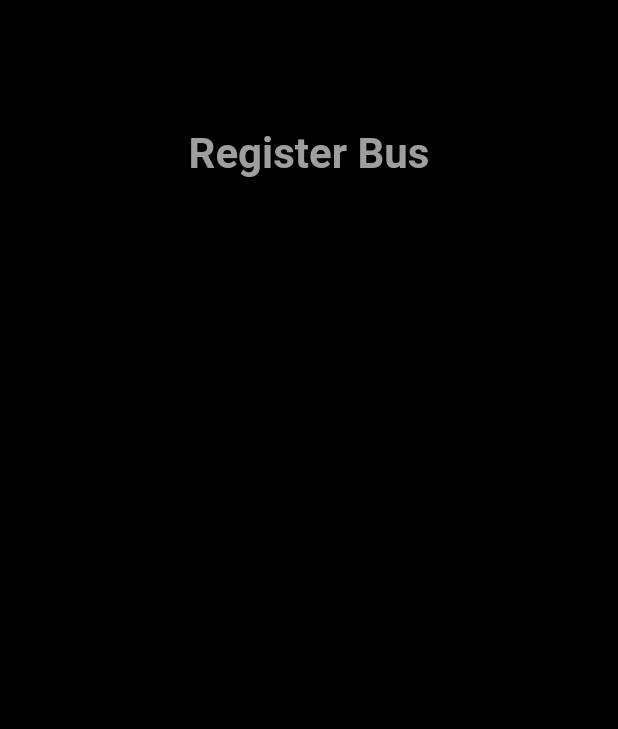
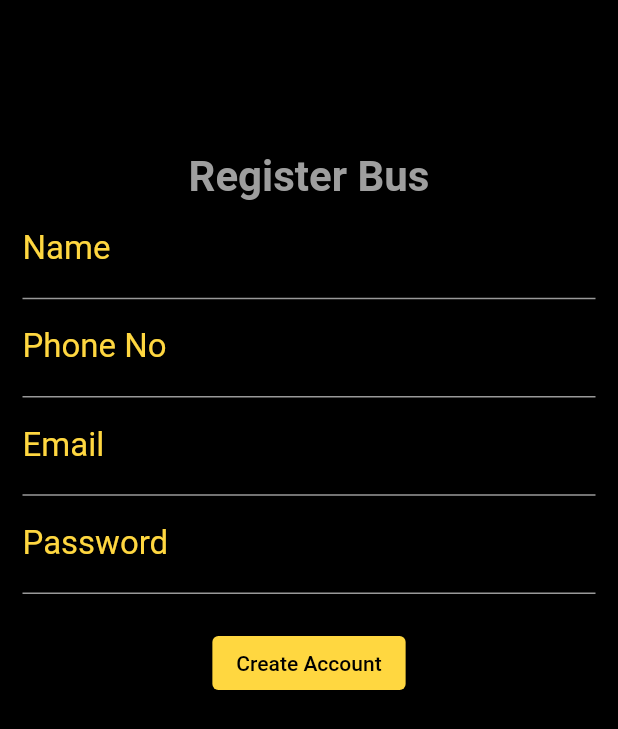
Before and after one commit to TheMystic07/HimYatri, a Flutter app: the screen it shows after launch, on a phone screen of 412 x 824 dp. Shown: the top 729 px of the screen. Run offline on Flutter 3.47's test engine with Material 2 defaults, Android fonts, the light colour scheme and no system bars; missing offline and left inert: dart:html.

Commit message:
Desgined a  Signup Page(Backend Process Pending)

```diff
--- a/conductor_app/lib/main.dart
+++ b/conductor_app/lib/main.dart
@@ -13,7 +13,7 @@ void main() async {
 }
 
 class MyApp extends StatefulWidget {
-  final Widget? child; // wtf  if null safety
+  final Widget? child; // wtf  is null safety
   // bhenco pta nahi par yeh ! aur ? uske liye hi hai , ki jo input aa  rha voh null na hoo
   //achha hai par mere 2 ghanthe  mujeh vapis dedo
   const MyApp({super.key, this.child});
--- a/conductor_app/lib/pages/signUpScreen/signup.dart
+++ b/conductor_app/lib/pages/signUpScreen/signup.dart
@@ -1,3 +1,5 @@
+import 'dart:html';
+
 import 'package:flutter/material.dart';
 
 class SignUpScreen extends StatefulWidget {
@@ -8,29 +10,32 @@ class SignUpScreen extends StatefulWidget {
 }
 
 class _SignUpScreenState extends State<SignUpScreen> {
-  TextEditingController? nameTextEditingController;
-  TextEditingController? phoneTextEditingController;
-  TextEditingController? emailTextEditingController;
-  TextEditingController? passwordTextEditingController;
+  TextEditingController? nameTextEditingController = TextEditingController();
+  TextEditingController? phoneTextEditingController = TextEditingController();
+  TextEditingController? emailTextEditingController = TextEditingController();
+  TextEditingController? passwordTextEditingController =
+      TextEditingController();
   // TextEditingController? nameTextEditingController;
 
   @override
   Widget build(BuildContext context) {
-    return const Scaffold(
+    return Scaffold(
       backgroundColor: Colors.black,
       body: SingleChildScrollView(
+          child: Padding(
+        padding: const EdgeInsets.all(15.0),
         child: Column(
           children: [
-          //Dear Future Front end Team , i am working on the core functunality of this is signup page
+            //Dear Future Front-end Team , i am working on the core functunality of this is signup page
             //so please add the design juice and sheo your creativity on the project
             //add image for logo , add animations, add anything ,your wish
             //! And Dear Future Backend Team Or Me , I am Sorry bro , in my defence , mai thakka hua hu
             //toh gande code ki maffi dedo , aur mai aalsi toh huu
-          SizedBox(
+            const SizedBox(
               height: 86,
             ),
 
-          Center(
+            const Center(
               child: Text(
                 "Register Bus",
                 style: TextStyle(
@@ -38,8 +43,80 @@ class _SignUpScreenState extends State<SignUpScreen> {
                     color: Colors.grey,
                     fontWeight: FontWeight.bold),
               ),
-          )
+            ),
+
+            TextField(
+              controller: nameTextEditingController,
+              keyboardType: TextInputType.text,
+              style: const TextStyle(color: Colors.white, fontSize: 18),
+              decoration: const InputDecoration(
+                labelText: "Name",
+                hintText: "Naam Kya Hai aapka??",
+                enabledBorder: UnderlineInputBorder(
+                    borderSide: BorderSide(color: Colors.white60)),
+                focusedBorder: UnderlineInputBorder(
+                    borderSide: BorderSide(color: Colors.white60)),
+                hintStyle: TextStyle(color: Colors.grey, fontSize: 12),
+                labelStyle: TextStyle(color: Colors.amberAccent, fontSize: 22),
+              ),
+            ),
+            TextField(
+              controller: phoneTextEditingController,
+              keyboardType: TextInputType.phone,
+              style: const TextStyle(color: Colors.white, fontSize: 18),
+              decoration: const InputDecoration(
+                labelText: "Phone No",
+                hintText: "+91 99999 99999",
+                enabledBorder: UnderlineInputBorder(
+                    borderSide: BorderSide(color: Colors.white60)),
+                focusedBorder: UnderlineInputBorder(
+                    borderSide: BorderSide(color: Colors.white60)),
+                hintStyle: TextStyle(color: Colors.grey, fontSize: 12),
+                labelStyle: TextStyle(color: Colors.amberAccent, fontSize: 22),
+              ),
+            ),
+            TextField(
+              controller: emailTextEditingController,
+              keyboardType: TextInputType.emailAddress,
+              style: const TextStyle(color: Colors.white, fontSize: 18),
+              decoration: const InputDecoration(
+                labelText: "Email",
+                hintText: "example@exmpl.com",
+                enabledBorder: UnderlineInputBorder(
+                    borderSide: BorderSide(color: Colors.white60)),
+                focusedBorder: UnderlineInputBorder(
+                    borderSide: BorderSide(color: Colors.white60)),
+                hintStyle: TextStyle(color: Colors.grey, fontSize: 12),
+                labelStyle: TextStyle(color: Colors.amberAccent, fontSize: 22),
+              ),
+            ),
+            TextField(
+              controller: passwordTextEditingController,
+              keyboardType: TextInputType.text,
+              style: const TextStyle(color: Colors.white, fontSize: 18),
+              obscureText: true,
+              decoration: const InputDecoration(
+                labelText: "Password",
+                hintText: "Who the Fuck needs a Password for a Bus app",
+                enabledBorder: UnderlineInputBorder(
+                    borderSide: BorderSide(color: Colors.white60)),
+                focusedBorder: UnderlineInputBorder(
+                    borderSide: BorderSide(color: Colors.white60)),
+                hintStyle: TextStyle(color: Colors.grey, fontSize: 12),
+                labelStyle: TextStyle(color: Colors.amberAccent, fontSize: 22),
+              ),
+            ),
+            const SizedBox(height: 22),
+            ElevatedButton(
+                onPressed: () {},
+                style: ElevatedButton.styleFrom(
+                    backgroundColor: Colors.amberAccent),
+                child: const Text(
+                  "Create Account",
+                  style: TextStyle(color: Colors.black),
+                ))
           ],
+        ),
       )),
     );
   }
```
Lines whose indentation alone changed are shown as unchanged.
